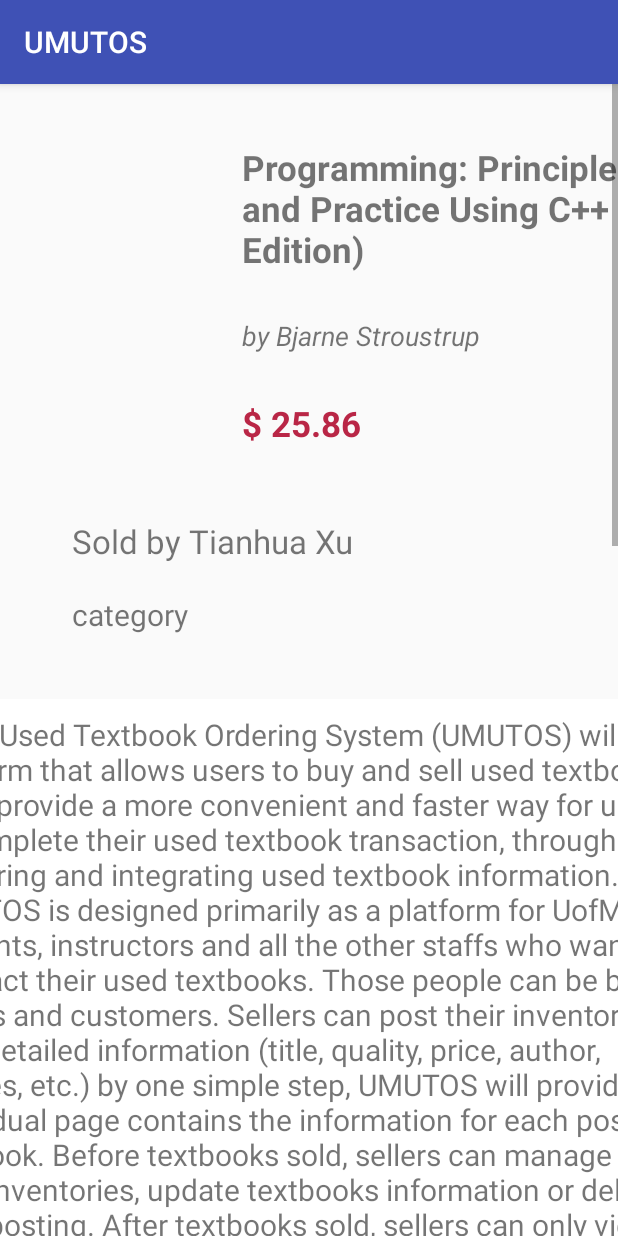
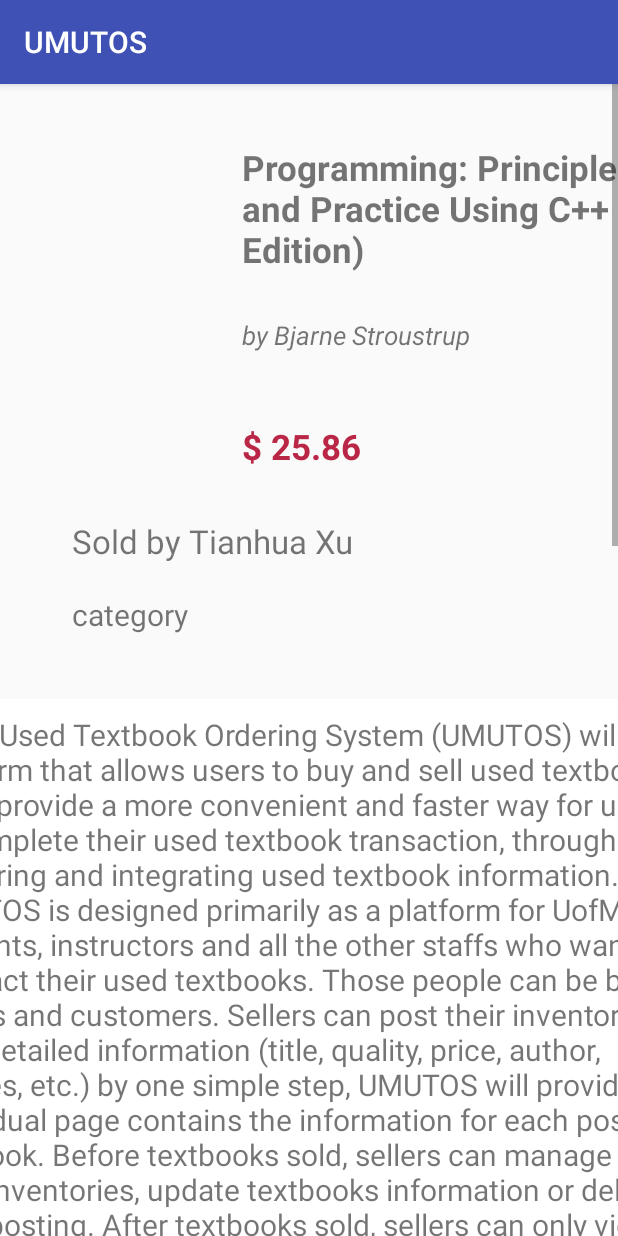
Before and after one commit to HanxiangLiuJack/BookOrderingSystem, an Android app: the SingleBookActivity screen opened directly, with no data from a screen before it, on a phone screen of 412 x 824 dp. Run offline under Robolectric (Android 15) with nearby library versions, the phone set to English and light mode, and no system bars; 10 statements that could not run were skipped.

Commit message:
bug fixed

```diff
--- a/app/src/main/java/com/example/ding/umutos/presentation/EditBookActivity.java
+++ b/app/src/main/java/com/example/ding/umutos/presentation/EditBookActivity.java
@@ -49,6 +49,8 @@ public class EditBookActivity extends AppCompatActivity {
         editBookCategory.setAdapter(adapter);
         editBookCategory.setOnItemSelectedListener(new SpinnerSelectedListener());
 
+        if (bookID!=-1){
+            newBook=accessBookList.searchBook(bookID);
             editBookTitle=(EditText)findViewById(R.id.editBookTitle);
             editBookAuthor=(EditText)findViewById(R.id.editBookAuthor);
             editBookPrice=(EditText)findViewById(R.id.editBookPrice);
@@ -58,6 +60,8 @@ public class EditBookActivity extends AppCompatActivity {
             editBookAuthor.setText(newBook.getAuthor());
             editBookPrice.setText(""+newBook.getPrice());
             editBookDetail.setText(newBook.getDescription());
+        }
+
     }
 
     public void buttonBookSubmit(View view) {
--- a/app/src/main/res/layout/activity_singlebook.xml
+++ b/app/src/main/res/layout/activity_singlebook.xml
@@ -42,14 +42,14 @@
         <TextView
             android:id="@+id/singleBookAuthor"
             android:layout_width="300dp"
-            android:layout_height="50dp"
+            android:layout_height="65dp"
             android:layout_marginEnd="30dp"
             android:layout_marginLeft="30dp"
             android:layout_marginRight="30dp"
             android:layout_marginStart="30dp"
             android:layout_marginTop="5dp"
             android:text="by Bjarne Stroustrup"
-            android:textSize="18dp"
+            android:textSize="17dp"
             android:textStyle="italic"
             app:layout_constraintEnd_toEndOf="parent"
             app:layout_constraintStart_toEndOf="@+id/singleBookImg"
```
Lines whose indentation alone changed are shown as unchanged.
